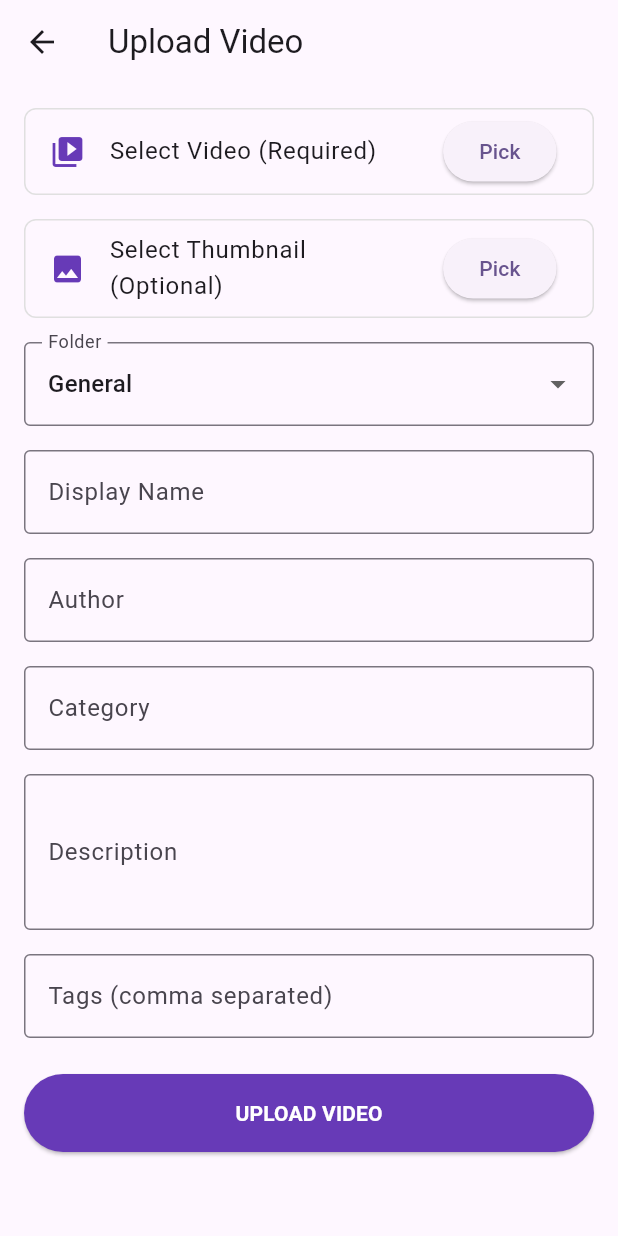
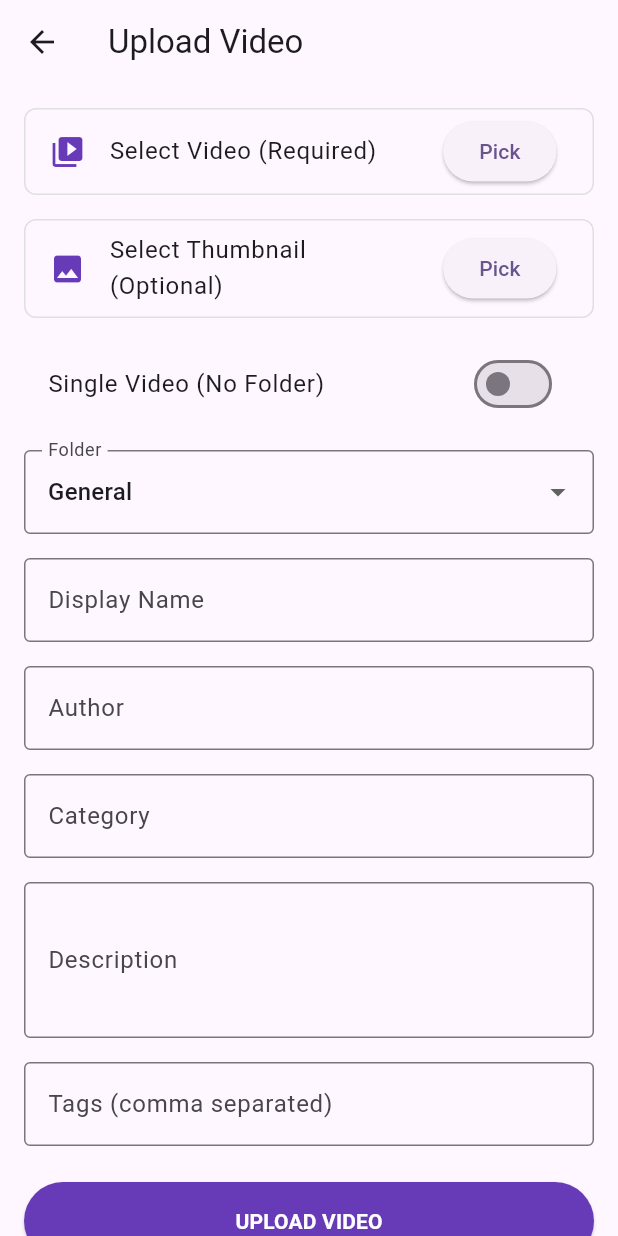
Before and after one commit to Orgpg/test_phalel_video_api, a Flutter app: the HomeScreen screen opened by its route, after a tap on the "search" icon, after a tap on "Upload Video", on a phone screen of 412 x 824 dp. Run offline on Flutter 3.47's test engine with Material 3 defaults, Android fonts, the light colour scheme and no system bars; our stand-ins replace dio, file_picker, flutter_dotenv, flutter_secure_storage, go_router, image_picker and 2 more; accounts and stored records are empty; network calls fail.

Commit message:
add mobile single video upload features

```diff
--- a/lib/core/models/video_model.dart
+++ b/lib/core/models/video_model.dart
@@ -45,7 +45,7 @@ class VideoModel {
       author: json['author'],
       description: json['description'],
       folder: (json['folder'] == null || json['folder'].toString().trim().isEmpty)
-          ? 'General'
+          ? null
           : json['folder'].toString().trim(),
       category: json['category'],
       tags: (json['tags'] is List)
--- a/lib/core/network/dio_client.dart
+++ b/lib/core/network/dio_client.dart
@@ -32,8 +32,10 @@ class DioClient {
         }
         return handler.next(options);
       },
-      onError: (DioException e, handler) {
+      onError: (DioException e, handler) async {
         if (e.response?.statusCode == 401) {
+          // Auto-clear invalid token
+          await _storage.delete(key: 'auth_token');
           if (onUnauthorized != null) {
             onUnauthorized();
           }
--- a/lib/features/home/home_screen.dart
+++ b/lib/features/home/home_screen.dart
@@ -2,8 +2,6 @@ import 'package:flutter/material.dart';
 import 'package:go_router/go_router.dart';
 import 'package:package_info_plus/package_info_plus.dart';
 import 'package:provider/provider.dart';
-import '../free_videos/free_videos_tab.dart';
-import '../premium_videos/premium_videos_tab.dart';
 import 'widgets/folder_list.dart';
 import 'widgets/video_list.dart';
 import '../../core/models/video_model.dart';
@@ -19,7 +17,7 @@ class HomeScreen extends StatefulWidget {
 class _HomeScreenState extends State<HomeScreen> {
   bool _isSearching = false;
   final TextEditingController _searchController = TextEditingController();
-  String _version = "v1.1.1";
+  String _version = "v1.1.2";
 
   @override
   void initState() {
@@ -52,7 +50,7 @@ class _HomeScreenState extends State<HomeScreen> {
     final isDesktop = MediaQuery.of(context).size.width > 900;
 
     return DefaultTabController(
-      length: 3,
+      length: 4,
       child: Scaffold(
         appBar: AppBar(
           title: _isSearching
@@ -96,8 +94,9 @@ class _HomeScreenState extends State<HomeScreen> {
             indicatorColor: Colors.white,
             tabs: const [
               Tab(text: 'Folders', icon: Icon(Icons.folder_copy)),
-              Tab(text: 'Free Videos', icon: Icon(Icons.lock_open)),
-              Tab(text: 'Premium Videos', icon: Icon(Icons.star)),
+              Tab(text: 'Single', icon: Icon(Icons.video_library)),
+              Tab(text: 'Free', icon: Icon(Icons.lock_open)),
+              Tab(text: 'Premium', icon: Icon(Icons.star)),
             ],
           ),
           actions: [
@@ -173,6 +172,7 @@ class _HomeScreenState extends State<HomeScreen> {
             return TabBarView(
               children: [
                 const FolderList(),
+                _buildFilteredVideoList(provider.singleVideos, query, provider.loadVideos),
                 _buildFilteredVideoList(provider.freeVideos, query, provider.loadVideos),
                 _buildFilteredVideoList(provider.premiumVideos, query, provider.loadVideos),
               ],
--- a/lib/features/home/video_provider.dart
+++ b/lib/features/home/video_provider.dart
@@ -10,11 +10,13 @@ class VideoProvider with ChangeNotifier {
   VideoProvider(this._service);
 
   List<VideoModel> _allVideos = [];
+  List<VideoModel> _singleVideos = [];
   List<String> _apiFolders = [];
   VideoState _state = VideoState.initial;
   String _errorMessage = '';
 
   List<VideoModel> get allVideos => _allVideos;
+  List<VideoModel> get singleVideos => _singleVideos;
   List<VideoModel> get freeVideos => _allVideos.where((v) => v.isFree).toList();
   List<VideoModel> get premiumVideos => _allVideos.where((v) => v.isPremium).toList();
   VideoState get state => _state;
@@ -49,12 +51,14 @@ class VideoProvider with ChangeNotifier {
 
     try {
       final results = await Future.wait([
-        _service.fetchVideos(),
+        _service.fetchVideos(), // Default: all or as per API
         _service.fetchFolders(),
+        _service.fetchVideos(singleVideoOnly: true),
       ]);
 
       _allVideos = results[0] as List<VideoModel>;
       _apiFolders = results[1] as List<String>;
+      _singleVideos = results[2] as List<VideoModel>;
 
       _state = VideoState.loaded;
     } catch (e) {
--- a/lib/features/upload/upload_video_screen.dart
+++ b/lib/features/upload/upload_video_screen.dart
@@ -24,6 +24,7 @@ class _UploadVideoScreenState extends State<UploadVideoScreen> {
   final _descriptionController = TextEditingController();
   final _tagsController = TextEditingController();
 
+  bool _isSingleVideo = false;
   String? _selectedFolder;
   List<String> _folders = ['General'];
   String? _selectedCategory;
@@ -106,12 +107,16 @@ class _UploadVideoScreenState extends State<UploadVideoScreen> {
 
     try {
       final service = UploadService(context.read<DioClient>());
-      final folder = _selectedFolder ?? 'General';
       final videoMime = lookupMimeType(_videoFile!.name) ?? 'video/mp4';
 
       setState(() => _statusMessage = 'Requesting video upload URL...');
       final videoInfo = await service.getPresignedUrl(
-        assetType: 'video', folder: folder, fileName: _videoFile!.name, fileType: videoMime, fileSize: _videoFile!.size,
+        assetType: 'video',
+        folder: _isSingleVideo ? null : (_selectedFolder ?? 'General'),
+        singleVideoOnly: _isSingleVideo ? true : null,
+        fileName: _videoFile!.name,
+        fileType: videoMime,
+        fileSize: _videoFile!.size,
       );
 
       final String? videoUrl = videoInfo['presignedUrl'];
@@ -131,7 +136,12 @@ class _UploadVideoScreenState extends State<UploadVideoScreen> {
         setState(() => _statusMessage = 'Requesting thumbnail upload URL...');
         thumbMime = lookupMimeType(_thumbnailFile!.name) ?? 'image/jpeg';
         final thumbInfo = await service.getPresignedUrl(
-          assetType: 'thumbnail', folder: folder, fileName: _thumbnailFile!.name, fileType: thumbMime, fileSize: _thumbnailFile!.size,
+          assetType: 'thumbnail',
+          folder: _isSingleVideo ? null : (_selectedFolder ?? 'General'),
+          singleVideoOnly: _isSingleVideo ? true : null,
+          fileName: _thumbnailFile!.name,
+          fileType: thumbMime,
+          fileSize: _thumbnailFile!.size,
         );
         final String? tUrl = thumbInfo['presignedUrl'];
         final String? tKey = thumbInfo['r2ObjectKey'] ?? thumbInfo['objectKey'];
@@ -148,7 +158,8 @@ class _UploadVideoScreenState extends State<UploadVideoScreen> {
       setState(() => _statusMessage = 'Submitting metadata...');
       await service.submitMetadata(
         fileName: _videoFile!.name,
-        folder: folder,
+        folder: _isSingleVideo ? null : (_selectedFolder ?? 'General'),
+        singleVideoOnly: _isSingleVideo ? true : null,
         fileSize: _videoFile!.size,
         fileType: videoMime,
         objectKey: videoKey,
@@ -221,12 +232,20 @@ class _UploadVideoScreenState extends State<UploadVideoScreen> {
                 shape: RoundedRectangleBorder(side: BorderSide(color: Colors.grey.shade300), borderRadius: BorderRadius.circular(8)),
               ),
               const SizedBox(height: 16),
-              DropdownButtonFormField<String>(
-                value: _selectedFolder,
-                decoration: const InputDecoration(labelText: 'Folder', border: OutlineInputBorder()),
-                items: _folders.map((f) => DropdownMenuItem(value: f, child: Text(f))).toList(),
-                onChanged: _isUploading ? null : (v) => setState(() => _selectedFolder = v),
+              SwitchListTile(
+                title: const Text('Single Video (No Folder)'),
+                value: _isSingleVideo,
+                onChanged: _isUploading ? null : (v) => setState(() => _isSingleVideo = v),
               ),
+              if (!_isSingleVideo) ...[
+                const SizedBox(height: 16),
+                DropdownButtonFormField<String>(
+                  value: _selectedFolder,
+                  decoration: const InputDecoration(labelText: 'Folder', border: OutlineInputBorder()),
+                  items: _folders.map((f) => DropdownMenuItem(value: f, child: Text(f))).toList(),
+                  onChanged: _isUploading ? null : (v) => setState(() => _selectedFolder = v),
+                ),
+              ],
               const SizedBox(height: 16),
               TextFormField(controller: _displayNameController, decoration: const InputDecoration(labelText: 'Display Name', border: OutlineInputBorder()), validator: (v) => v!.isEmpty ? 'Required' : null),
               const SizedBox(height: 16),
@@ -238,13 +257,36 @@ class _UploadVideoScreenState extends State<UploadVideoScreen> {
                   decoration: const InputDecoration(labelText: 'Category', border: OutlineInputBorder()),
                   items: _categories.map((c) => DropdownMenuItem(value: c, child: Text(c))).toList(),
                   onChanged: _isUploading ? null : (v) => setState(() => _selectedCategory = v),
+                  validator: (v) => v == null ? 'Category is required' : null,
                 )
               else
-                TextFormField(onChanged: (v) => _selectedCategory = v, decoration: const InputDecoration(labelText: 'Category', border: OutlineInputBorder())),
+                TextFormField(
+                  onChanged: (v) => _selectedCategory = v,
+                  decoration: const InputDecoration(labelText: 'Category', border: OutlineInputBorder()),
+                  validator: (v) => (v == null || v.isEmpty) ? 'Category is required' : null,
+                ),
               const SizedBox(height: 16),
-              TextFormField(controller: _descriptionController, decoration: const InputDecoration(labelText: 'Description', border: OutlineInputBorder()), maxLines: 3),
+              TextFormField(
+                controller: _descriptionController,
+                decoration: const InputDecoration(labelText: 'Description', border: OutlineInputBorder()),
+                maxLines: 3,
+                validator: (v) => (v == null || v.isEmpty) ? 'Description is required' : null,
+              ),
               const SizedBox(height: 16),
-              TextFormField(controller: _tagsController, decoration: const InputDecoration(labelText: 'Tags (comma separated)', border: OutlineInputBorder())),
+              TextFormField(
+                controller: _tagsController,
+                decoration: const InputDecoration(
+                  labelText: 'Tags (comma separated)',
+                  hintText: 'flutter, networking, tutorial',
+                  border: OutlineInputBorder()
+                ),
+                validator: (v) {
+                  if (v == null || v.isEmpty) return 'At least one tag required';
+                  final tags = v.split(',').map((e) => e.trim()).where((e) => e.isNotEmpty).toList();
+                  if (tags.isEmpty) return 'At least one tag required';
+                  return null;
+                },
+              ),
               const SizedBox(height: 24),
               ElevatedButton(
                 onPressed: _isUploading ? null : _startUpload,
```
Also changed, not shown: lib/core/services/upload_service.dart (+28 -6 lines), lib/main.dart (+7 -1 lines).
